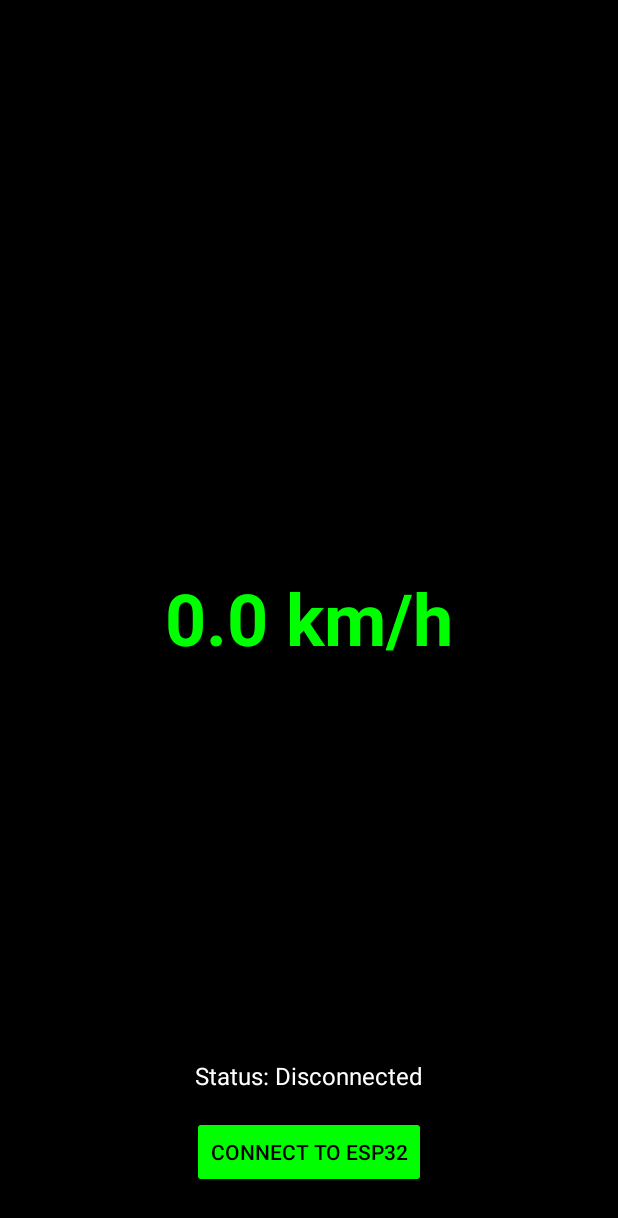
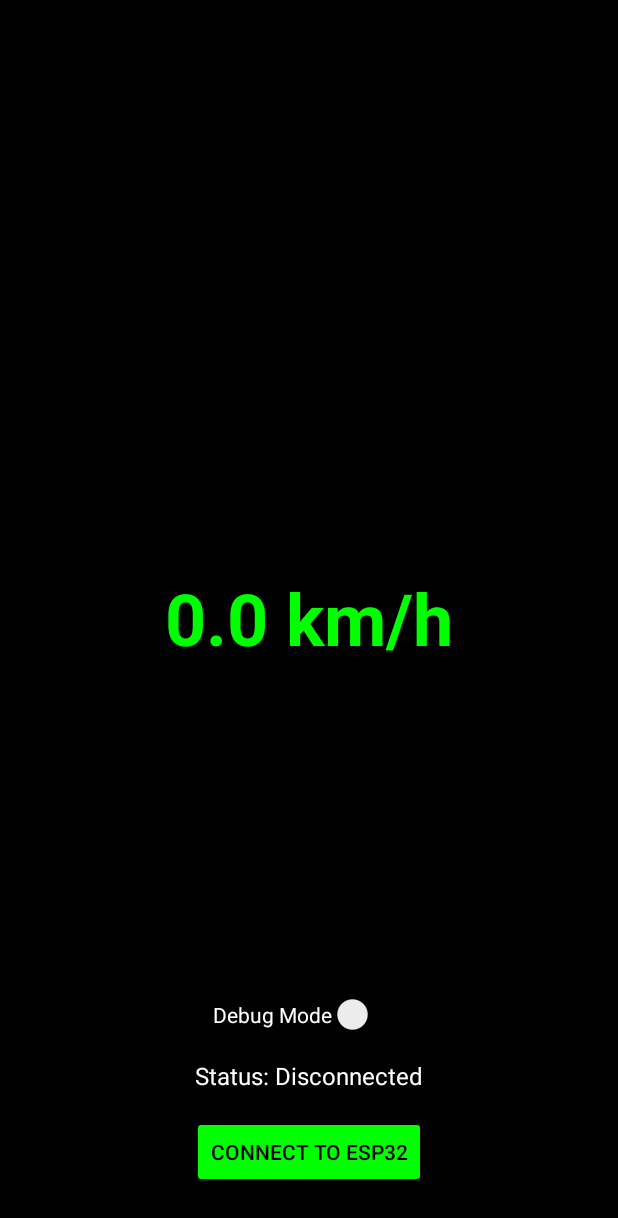
Before and after one commit to karunish/esp32-hud-app, an Android app: the screen it shows after launch (MainActivity), after a tap on "CONNECT TO ESP32", on a phone screen of 412 x 824 dp. Shown: the top 1218 px of the screen. Run offline under Robolectric (Android 15) with nearby library versions, the phone set to English and light mode, and no system bars.

Commit message:
feat: Add debug mode for manual speed testing
Introduces a debug mode to allow for manual testing of the speed display without relying on actual GPS data. This is useful for development and for demonstrating the HUD functionality indoors.

Key changes:
-   **UI Controls:** Added a "Debug Mode" switch to the main screen. When enabled, it reveals an input field to enter a fake speed and a "Send" button to update it.
-   **Foreground Service Logic:**
    -   The `HudForegroundService` now accepts a `DEBUG_MODE` flag and an initial `DEBUG_SPEED` value when started.
    -   If debug mode is active, the service periodically sends the specified fake speed to the ESP32 instead of fetching GPS location updates.
-   **Build Performance:** Enabled the Gradle configuration cache (`org.gradle.configuration-cache=true`) to improve build times.
    -   A new `UPDATE_DEBUG_SPEED` action allows the fake speed to be updated in real-time while the service is running.

```diff
--- a/app/src/main/java/com/karun/esp32hud/MainActivity.kt
+++ b/app/src/main/java/com/karun/esp32hud/MainActivity.kt
@@ -17,14 +17,20 @@ import android.os.PowerManager
 import android.provider.Settings
 import android.app.NotificationChannel
 import android.app.NotificationManager
+import android.widget.Switch
+import android.widget.EditText
+import android.view.View
 
 class MainActivity : AppCompatActivity() {
 
     private lateinit var speedText: TextView
     private lateinit var statusText: TextView
     private lateinit var connectButton: Button
+    private lateinit var sendSpeedButton: Button
+    private lateinit var manualSpeedInput: EditText
 
     private val REQUEST_PERMISSIONS = 1001
+    private var isDebugMode = false
 
     private val REQUIRED_PERMISSIONS = mutableListOf(
         Manifest.permission.ACCESS_FINE_LOCATION,
@@ -61,27 +67,19 @@ class MainActivity : AppCompatActivity() {
         speedText = findViewById(R.id.speedText)
         statusText = findViewById(R.id.statusText)
         connectButton = findViewById(R.id.connectButton)
+        manualSpeedInput = findViewById(R.id.manualSpeedInput)
+        sendSpeedButton = findViewById(R.id.sendSpeedButton)
 
         // Notification channel for foreground service
         if (android.os.Build.VERSION.SDK_INT >= android.os.Build.VERSION_CODES.O) {
             val channel = NotificationChannel(
                 "HUD_CHANNEL",
                 "HUD",
-                NotificationManager.IMPORTANCE_LOW
+                NotificationManager.IMPORTANCE_DEFAULT
             )
             channel.description = "ESP32 HUD foreground service"
             val nm = getSystemService(NotificationManager::class.java)
             nm.createNotificationChannel(channel)
-        }
-
-        connectButton.setOnClickListener {
-            val intent = Intent(this, HudForegroundService::class.java)
-            intent.action = "START_HUD"
-            if (android.os.Build.VERSION.SDK_INT >= android.os.Build.VERSION_CODES.O) {
-                startForegroundService(intent)
-            } else {
-                startService(intent)
-            }
         }
 
         // Prompt user to disable battery optimizations
@@ -91,6 +89,40 @@ class MainActivity : AppCompatActivity() {
             val intent = Intent(Settings.ACTION_REQUEST_IGNORE_BATTERY_OPTIMIZATIONS)
             intent.data = Uri.parse("package:$pkg")
             startActivity(intent)
+        }
+
+        val debugSwitch = findViewById<Switch>(R.id.debugModeSwitch)
+
+        debugSwitch.setOnCheckedChangeListener { _, checked ->
+            isDebugMode = checked
+            val visibility = if (checked) View.VISIBLE else View.GONE
+            manualSpeedInput.visibility = visibility
+            sendSpeedButton.visibility = visibility
+        }
+
+        connectButton.setOnClickListener {
+            val intent = Intent(this, HudForegroundService::class.java).apply {
+                action = "START_HUD"
+                putExtra("DEBUG_MODE", isDebugMode)
+                if (isDebugMode) {
+                    val fakeSpeed = manualSpeedInput.text.toString().toFloatOrNull() ?: 0f
+                    putExtra("DEBUG_SPEED", fakeSpeed)
+                }
+            }
+            if (android.os.Build.VERSION.SDK_INT >= android.os.Build.VERSION_CODES.O) {
+                startForegroundService(intent)
+            } else {
+                startService(intent)
+            }
+        }
+
+        sendSpeedButton.setOnClickListener {
+            val newSpeed = manualSpeedInput.text.toString().toFloatOrNull() ?: 0f
+            val intent = Intent(this, HudForegroundService::class.java).apply {
+                action = "UPDATE_DEBUG_SPEED"
+                putExtra("DEBUG_SPEED", newSpeed)
+            }
+            startService(intent)
         }
     }
 
--- a/app/src/main/res/layout/activity_main.xml
+++ b/app/src/main/res/layout/activity_main.xml
@@ -35,4 +35,45 @@
         android:layout_above="@id/connectButton"
         android:layout_centerHorizontal="true"
         android:layout_marginBottom="16dp" />
+
+    <Switch
+        android:id="@+id/debugModeSwitch"
+        android:layout_width="wrap_content"
+        android:layout_height="wrap_content"
+        android:text="Debug Mode"
+        android:textColor="#FFFFFF"
+        android:layout_above="@id/statusText"
+        android:layout_centerHorizontal="true"
+        android:layout_marginBottom="16dp" />
+
+    <LinearLayout
+        android:layout_width="wrap_content"
+        android:layout_height="wrap_content"
+        android:orientation="horizontal"
+        android:layout_below="@id/speedText"
+        android:layout_centerHorizontal="true"
+        android:layout_marginTop="8dp">
+
+        <EditText
+            android:id="@+id/manualSpeedInput"
+            android:layout_width="120dp"
+            android:layout_height="wrap_content"
+            android:hint="Enter fake speed"
+            android:inputType="numberDecimal"
+            android:visibility="gone"
+            android:textColor="#000000"
+            android:textColorHint="#AAAAAA"
+            android:background="@android:drawable/edit_text" />
+
+        <Button
+            android:id="@+id/sendSpeedButton"
+            android:layout_width="wrap_content"
+            android:layout_height="wrap_content"
+            android:text="Send"
+            android:visibility="gone"
+            android:textColor="#FFFFFF"
+            android:backgroundTint="#00FF00"
+            />
+    </LinearLayout>
+
 </RelativeLayout>
--- a/gradle.properties
+++ b/gradle.properties
@@ -21,3 +21,4 @@ kotlin.code.style=official
 # resources declared in the library itself and none from the library's dependencies,
 # thereby reducing the size of the R class for that library
 android.nonTransitiveRClass=true
+org.gradle.configuration-cache=true
```
Also changed, not shown: app/src/main/java/com/karun/esp32hud/HudForegroundService.kt (+45 -4 lines), 1 other file.
